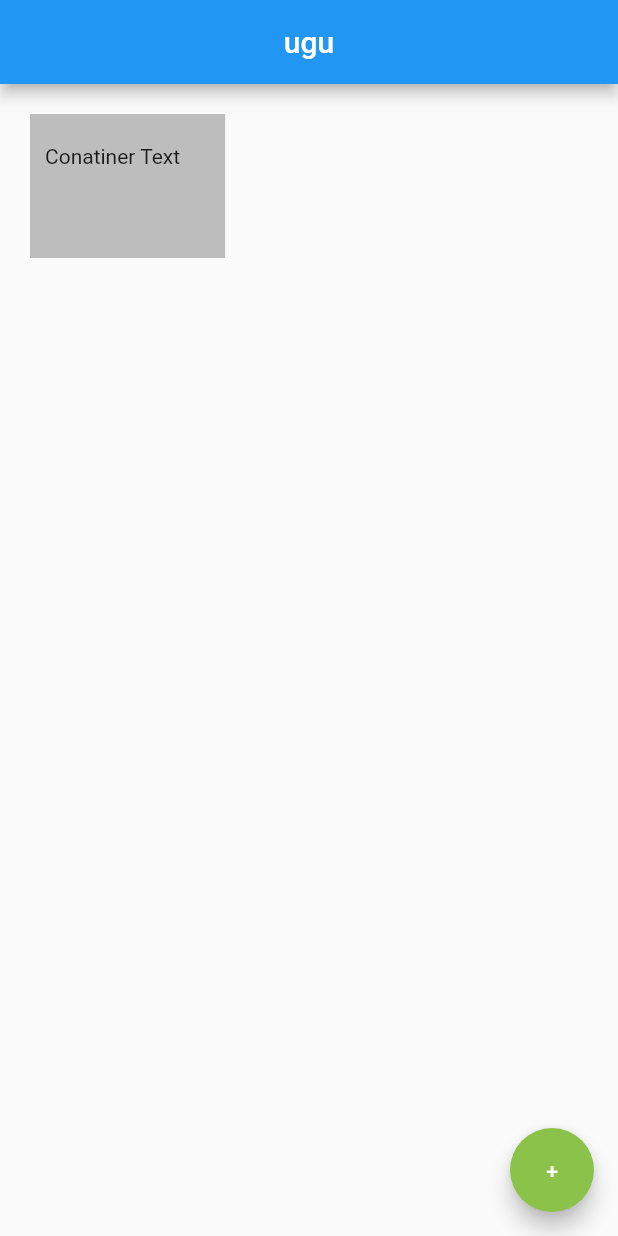
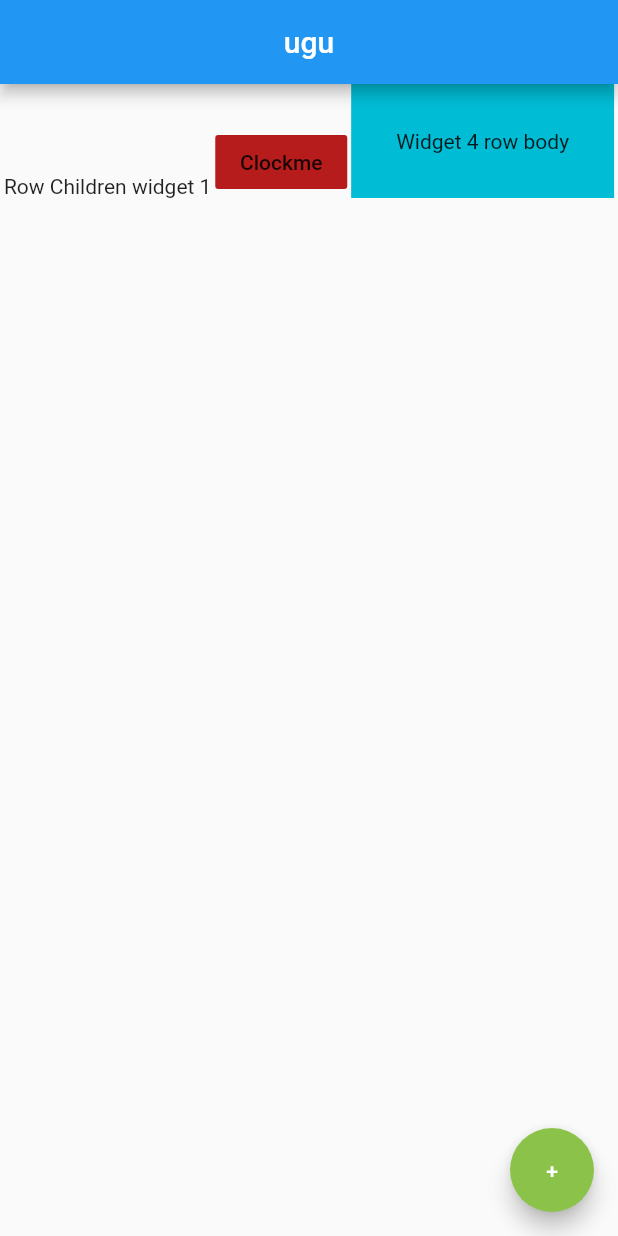
Before and after one commit to chakca/vid11_netnija_project, a Flutter app: the screen it shows after launch, on a phone screen of 412 x 824 dp. Run offline on Flutter 3.47's test engine with Material 2 defaults, Android fonts, the phone set to English and light mode, and no system bars.

Commit message:
AppBar body:Row crossAxisAlignment mainAxisAlignemnt Children <Widget>[Text,FlatButton,container,]

```diff
--- a/lib/main.dart
+++ b/lib/main.dart
@@ -14,14 +14,41 @@ class Home extends StatelessWidget {
         centerTitle: true,
         title: Text('ugu'),
       ),
-      body: Container(
+      body: Row(
+        crossAxisAlignment: CrossAxisAlignment.end,
+        mainAxisAlignment: MainAxisAlignment.spaceEvenly,
+        children: <Widget>[
+          Text('Row Children widget 1'),
+          FlatButton(
+            onPressed: (){
+              print('Clocked row widget 2');
+            },
+            color: Colors.red[900],
+            child: Text("Clockme"),
+          ),
+          Container(
+            color: Colors.cyan,
+            padding: EdgeInsets.all(30),
+            child: Text('Widget 4 row body'),
+          ),
+        ]
+      ),
+      /*body: Padding(
+        padding: EdgeInsets.all(90),
+        // not allowed in padding margin: EdgeInsets.all(20),
+        //padding: EdgeInsets.symmetric(horizontal: 30, vertical: 50),
+        //padding: EdgeInsets.all(20),
+        // not allowed in padding color: Colors.grey[400],
+        child: Text('Padding Text'),
+      ),*/
+      /*body: Container(
         padding: EdgeInsets.fromLTRB(10, 20, 30.0, 60.0),
         margin: EdgeInsets.all(20),
         //padding: EdgeInsets.symmetric(horizontal: 30, vertical: 50),
         //padding: EdgeInsets.all(20),
         color: Colors.grey[400],
         child: Text('Conatiner Text'),
-      ),
+      ),*/
       floatingActionButton: FloatingActionButton(
         onPressed: (){},
         child: Text('+'),
```
